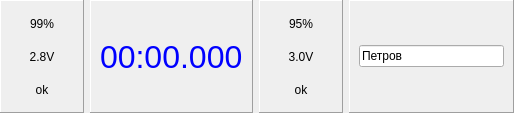
This is host/lane.ui in olegv142/NRF51Chrono as Qt 5 draws it before an edit. The edited form follows.
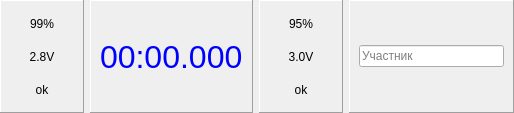
This is the edited form.

Patch:
```diff
--- a/host/lane.ui
+++ b/host/lane.ui
@@ -221,7 +221,10 @@
            </size>
           </property>
           <property name="text">
-           <string>Петров</string>
+           <string/>
+          </property>
+          <property name="placeholderText">
+           <string>Участник</string>
           </property>
          </widget>
         </item>
```
